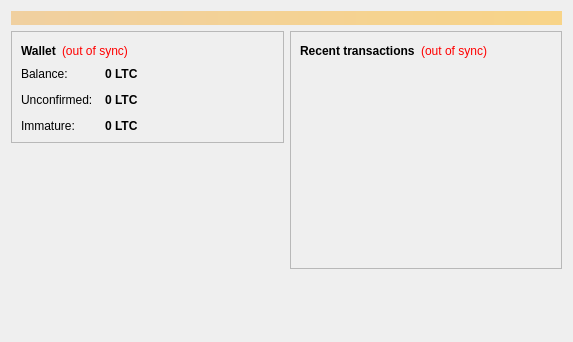
This is src/qt/forms/overviewpage.ui in hicoin/hicoin as Qt 5 draws it before an edit. The edited form follows.
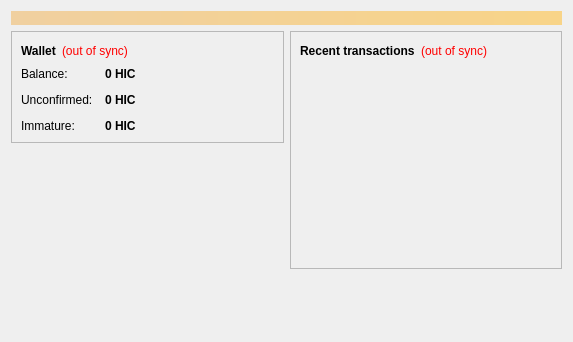
This is the edited form.

Patch:
```diff
--- a/src/qt/forms/overviewpage.ui
+++ b/src/qt/forms/overviewpage.ui
@@ -122,7 +122,7 @@
                <string>Your current balance</string>
               </property>
               <property name="text">
-               <string notr="true">0 LTC</string>
+               <string notr="true">0 HIC</string>
               </property>
               <property name="textInteractionFlags">
                <set>Qt::LinksAccessibleByMouse|Qt::TextSelectableByKeyboard|Qt::TextSelectableByMouse</set>
@@ -151,7 +151,7 @@
                <string>Total of transactions that have yet to be confirmed, and do not yet count toward the current balance</string>
               </property>
               <property name="text">
-               <string notr="true">0 LTC</string>
+               <string notr="true">0 HIC</string>
               </property>
               <property name="textInteractionFlags">
                <set>Qt::LinksAccessibleByMouse|Qt::TextSelectableByKeyboard|Qt::TextSelectableByMouse</set>
@@ -177,7 +177,7 @@
                <string>Mined balance that has not yet matured</string>
               </property>
               <property name="text">
-               <string notr="true">0 LTC</string>
+               <string notr="true">0 HIC</string>
               </property>
               <property name="textInteractionFlags">
                <set>Qt::LinksAccessibleByMouse|Qt::TextSelectableByKeyboard|Qt::TextSelectableByMouse</set>
```
Left out of the diff: 4 changed lines with no effect on the pictures.
